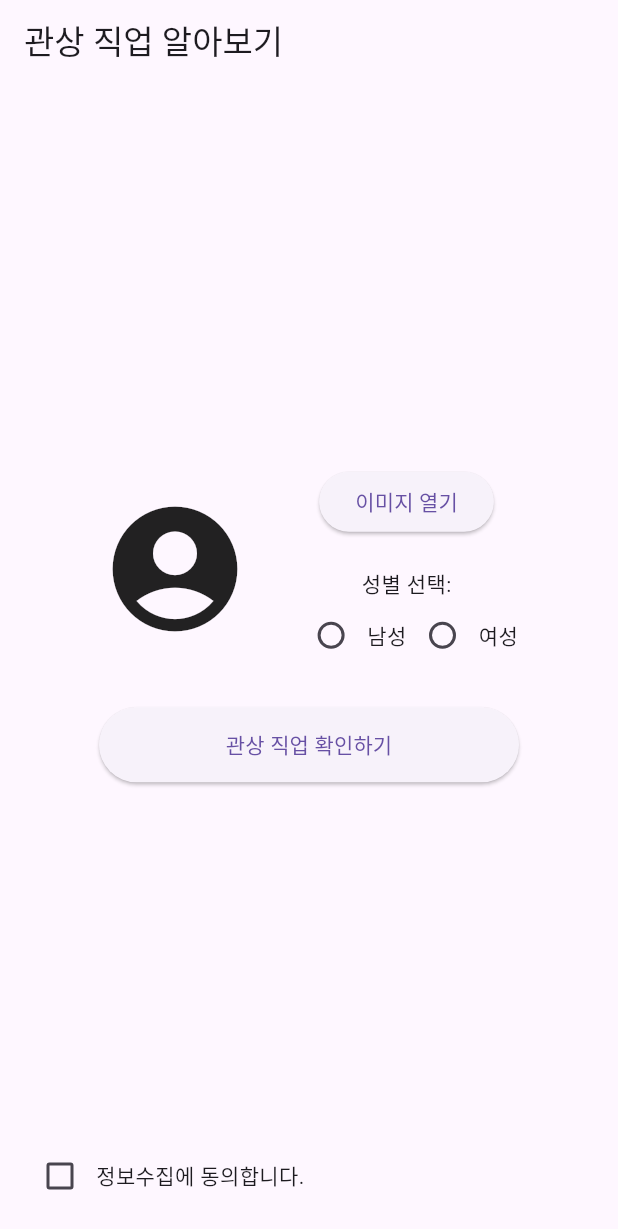
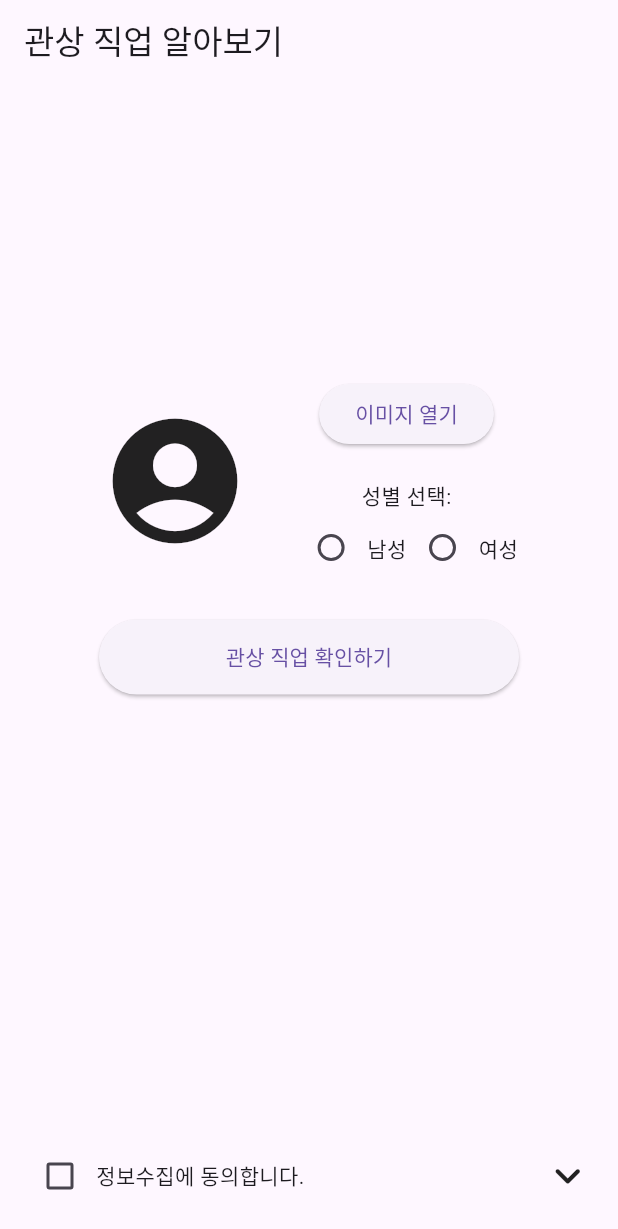
Before and after one commit to tead1234/findYourJob-Frontend, a Flutter app: the screen it shows after launch, after a tap on "이미지 열기", on a phone screen of 412 x 824 dp. Shown: the top 1229 px of the screen. Run offline on Flutter 3.47's test engine with Material 3 defaults, Android fonts, the light colour scheme and no system bars; drawn by our look-alikes of expandable; our stand-ins replace bloc, equatable, flutter_bloc, image_picker; network calls fail.

Commit message:
funtional home screen

```diff
--- /dev/null
+++ b/lib/bloc/home_bloc.dart
@@ -0,0 +1,32 @@
+
+import 'package:bloc/bloc.dart';
+import 'package:image_picker/image_picker.dart';
+import 'home_event.dart';
+import 'home_state.dart';
+
+class HomeBloc extends Bloc<HomeEvent, HomeState> {
+  final ImagePicker _imagePicker = ImagePicker();
+
+  HomeBloc() : super(ImageInitial()){
+    on<HomeEvent>((event, emit) async {
+      if (event is ImagePicked) {
+        emit(ImageLoadInProgress());
+        try {
+          final pickedFile = await _imagePicker.pickImage(source: ImageSource.gallery);
+          if (pickedFile != null) {
+            emit(ImageLoadSuccess(pickedFile.path));
+          } else {
+            emit(ImageLoadFailure());
+          }
+        } catch (e) {
+          emit(ImageLoadFailure());
+        }
+      }else if(event is RadioClicked){
+        emit(RadioState(event.selectedValue));
+      }else if(event is AgreeCheckClicked){
+        emit(AgreeState(event.selectedValue));
+      }
+    });
+  }
+
+}
--- /dev/null
+++ b/lib/bloc/home_event.dart
@@ -0,0 +1,22 @@
+import 'package:equatable/equatable.dart';
+
+abstract class HomeEvent extends Equatable {
+  @override
+  List<Object> get props => [];
+}
+
+class ImagePicked extends HomeEvent {
+
+}
+
+class RadioClicked extends HomeEvent{
+  final String selectedValue;
+
+  RadioClicked(this.selectedValue);
+}
+
+class AgreeCheckClicked extends HomeEvent{
+  final bool selectedValue;
+
+  AgreeCheckClicked(this.selectedValue);
+}
--- /dev/null
+++ b/lib/bloc/home_state.dart
@@ -0,0 +1,42 @@
+import 'package:equatable/equatable.dart';
+
+abstract class HomeState extends Equatable {
+  @override
+  List<Object> get props => [];
+}
+
+class ImageState extends HomeState{}
+
+class ImageInitial extends ImageState {}
+
+class ImageLoadInProgress extends ImageState {}
+
+class ImageLoadSuccess extends ImageState {
+  final String imagePath;
+
+  ImageLoadSuccess(this.imagePath);
+
+  @override
+  List<Object> get props => [imagePath];
+}
+
+class ImageLoadFailure extends ImageState {}
+
+
+class RadioState extends HomeState{
+  final String selectedValue;
+
+  RadioState(this.selectedValue);
+
+  @override
+  List<Object> get props => [selectedValue];
+}
+
+class AgreeState extends HomeState{
+  final bool selectedValue;
+
+  AgreeState(this.selectedValue);
+
+  @override
+  List<Object> get props => [selectedValue];
+}
--- a/lib/bloc/image_bloc.dart
+++ /dev/null
@@ -1,47 +0,0 @@
-import 'dart:io';
-
-import 'package:bloc/bloc.dart';
-import 'package:image_picker/image_picker.dart';
-import 'image_event.dart';
-import 'image_state.dart';
-
-class ImageBloc extends Bloc<ImageEvent, ImageState> {
-  final ImagePicker _imagePicker = ImagePicker();
-
-  ImageBloc() : super(ImageInitial()){
-    on<ImageEvent>((event, emit) async {
-      if (event is ImagePicked) {
-        ImageLoadInProgress();
-        try {
-          final pickedFile = await _imagePicker.pickImage(source: ImageSource.gallery);
-          if (pickedFile != null) {
-            ImageLoadSuccess(pickedFile.path);
-          } else {
-            ImageLoadFailure();
-          }
-        } catch (e) {
-          ImageLoadFailure();
-        }
-      }
-    });
-  }
-
-
-
-  @override
-  Stream<ImageState> mapEventToState(ImageEvent event) async* {
-    if (event is ImagePicked) {
-      yield ImageLoadInProgress();
-      try {
-        final pickedFile = await _imagePicker.pickImage(source: ImageSource.gallery);
-        if (pickedFile != null) {
-          yield ImageLoadSuccess(pickedFile.path);
-        } else {
-          yield ImageLoadFailure();
-        }
-      } catch (e) {
-        yield ImageLoadFailure();
-      }
-    }
-  }
-}
--- a/lib/bloc/image_event.dart
+++ /dev/null
@@ -1,10 +0,0 @@
-import 'package:equatable/equatable.dart';
-
-abstract class ImageEvent extends Equatable {
-  @override
-  List<Object> get props => [];
-}
-
-class ImagePicked extends ImageEvent {
-
-}
--- a/lib/bloc/image_state.dart
+++ /dev/null
@@ -1,21 +0,0 @@
-import 'package:equatable/equatable.dart';
-
-abstract class ImageState extends Equatable {
-  @override
-  List<Object> get props => [];
-}
-
-class ImageInitial extends ImageState {}
-
-class ImageLoadInProgress extends ImageState {}
-
-class ImageLoadSuccess extends ImageState {
-  final String imagePath;
-
-  ImageLoadSuccess(this.imagePath);
-
-  @override
-  List<Object> get props => [imagePath];
-}
-
-class ImageLoadFailure extends ImageState {}
--- a/lib/main.dart
+++ b/lib/main.dart
@@ -1,6 +1,6 @@
 import 'package:flutter/material.dart';
 import 'package:flutter_bloc/flutter_bloc.dart';
-import 'package:kwansang/bloc/image_bloc.dart';
+import 'package:kwansang/bloc/home_bloc.dart';
 import 'package:kwansang/screens/result_screen.dart';
 import 'screens/home_screen.dart';
 
@@ -15,7 +15,7 @@ class MyApp extends StatelessWidget {
       title: 'Flutter Demo',
       routes: {
         '/': (context) => BlocProvider(
-          create: (context) => ImageBloc(),
+          create: (context) => HomeBloc(),
           child: HomeScreen(),
         ),
         '/result': (context) => ResultScreen(),
--- a/lib/screens/home_screen.dart
+++ b/lib/screens/home_screen.dart
@@ -1,17 +1,15 @@
-import 'dart:developer';
-import 'dart:io';
 
+import 'package:expandable/expandable.dart';
 import 'package:flutter/material.dart';
 import 'package:flutter_bloc/flutter_bloc.dart';
 import 'package:kwansang/screens/result_screen.dart';
-import '../bloc/image_bloc.dart';
-import '../bloc/image_event.dart';
-import '../bloc/image_state.dart';
+import '../bloc/home_bloc.dart';
+import '../bloc/home_event.dart';
+import '../bloc/home_state.dart';
 
 class HomeScreen extends StatelessWidget {
   @override
   Widget build(BuildContext context) {
-
     return Scaffold(
       appBar: AppBar(
         title: Text('관상 직업 알아보기'),
@@ -21,69 +19,97 @@ class HomeScreen extends StatelessWidget {
         child: Column(
           crossAxisAlignment: CrossAxisAlignment.start,
           children: [
-            Spacer(),
+            SizedBox(
+              height: 180,
+            ),
             Column(
               children: [
                 Row(
                   mainAxisAlignment: MainAxisAlignment.center,
                   children: [
-                    Icon(Icons.account_circle, size: 100),
-                    SizedBox(width: 30,),
-                    Column(
-                      children: [
-                        BlocBuilder<ImageBloc, ImageState>(
+                    BlocBuilder<HomeBloc, HomeState>(
+                      buildWhen: (previousState, state) {
+                        return state is ImageState;
+                      },
                       builder: (context, state) {
                         if (state is ImageLoadInProgress) {
-                              return CircularProgressIndicator();
+                          return SizedBox(
+                            child: Center(child: CircularProgressIndicator()),
+                            height: 100.0,
+                            width: 100.0,
+                          );
                         } else if (state is ImageLoadSuccess) {
-                              return Image.file(
-                                File(state.imagePath),
-                                height: 200,
+                          return Image.network(
+                            state.imagePath,
+                            height: 100,
+                            width: 100,
+                            fit: BoxFit.fill,
                           );
-                            } else if (state is ImageLoadFailure) {
-                              return Text('이미지 불러오기에 실패했습니다.');
                         } else {
-                              return ElevatedButton(
-                                onPressed: () {
-                                  context.read<ImageBloc>().add(ImagePicked());
-                                },
-                                child: Text('이미지 열기'),
-                              );
+                          return Icon(Icons.account_circle, size: 100);
                         }
                       },
                     ),
+                    SizedBox(
+                      width: 30,
+                    ),
+                    Column(
+                      children: [
+                        ElevatedButton(
+                          onPressed: () {
+                            context.read<HomeBloc>().add(ImagePicked());
+                          },
+                          child: Text('이미지 열기'),
+                        ),
                         SizedBox(height: 20),
                         Text('성별 선택:'),
-                      Row(
+                        BlocBuilder<HomeBloc, HomeState>(
+                          buildWhen: (previousState, state) {
+                            return state is RadioState;
+                          },
+                          builder: (context, state) {
+                            return Row(
                               children: [
                                 Radio<String>(
                                   value: '남성',
-                            groupValue: '',
+                                  groupValue: state is RadioState
+                                      ? (state).selectedValue
+                                      : '',
                                   onChanged: (value) {
                                     // 성별 선택 이벤트 처리
+                                    context
+                                        .read<HomeBloc>()
+                                        .add(RadioClicked(value!));
                                   },
                                 ),
                                 Text('남성'),
                                 Radio<String>(
                                   value: '여성',
-                            groupValue: '',
+                                  groupValue: state is RadioState
+                                      ? (state).selectedValue
+                                      : '',
                                   onChanged: (value) {
                                     // 성별 선택 이벤트 처리
+                                    context
+                                        .read<HomeBloc>()
+                                        .add(RadioClicked(value!));
                                   },
                                 ),
                                 Text('여성'),
                               ],
+                            );
+                          },
                         ),
-
                       ],
                     ),
-
                   ],
                 ),
-                SizedBox(height: 24,),
+                SizedBox(
+                  height: 24,
+                ),
                 ElevatedButton(
                   style: ElevatedButton.styleFrom(
-                    minimumSize: Size(280,50),
+                    minimumSize: Size(280, 50),
                   ),
                   onPressed: () {
                     Navigator.push(context, _createRoute());
@@ -92,18 +118,80 @@ class HomeScreen extends StatelessWidget {
                 )
               ],
             ),
-
             Spacer(),
+            BlocBuilder<HomeBloc, HomeState>(
+              buildWhen: (previousState, state) {
+                return state is AgreeState;
+              },
+              builder: (context, state) {
+                return ExpandableNotifier(
+                    child: Expandable(
+                        collapsed: Row(
+                          children: [
+                            Checkbox(
+                              value: state is AgreeState
+                                  ? state.selectedValue
+                                  : false,
+                              onChanged: (value) {
+                                // 체크박스 상태 변경 처리
+                                context
+                                    .read<HomeBloc>()
+                                    .add(AgreeCheckClicked(value!));
+                              },
+                            ),
+                            Text('정보수집에 동의합니다.'),
+                            Spacer(),
+                            ExpandableButton(
+                                child: Icon(Icons.keyboard_arrow_down_rounded,
+                                    size: 35))
+                          ],
+                        ),
+                        expanded: Column(
+                          children: [
                             Row(
                               children: [
                                 Checkbox(
-                  value: false,
+                                  value: state is AgreeState
+                                      ? state.selectedValue
+                                      : false,
                                   onChanged: (value) {
                                     // 체크박스 상태 변경 처리
+                                    context
+                                        .read<HomeBloc>()
+                                        .add(AgreeCheckClicked(value!));
                                   },
                                 ),
                                 Text('정보수집에 동의합니다.'),
+                                Spacer(),
+                                ExpandableButton(
+                                    child: Icon(Icons.keyboard_arrow_up_rounded,
+                                        size: 35))
                               ],
+                            ),
+                            SizedBox(height: 160,
+                              child: SingleChildScrollView(
+
+                                child: Text('''
+1. 본인은 회사가 “사진”을 다음과 같이 이용하는 것에 동의 합니다.
+  1) 이용 저작물 : 관상 서비스에 업로드한 "사진"
+  2) 이용 방법
+    - 광고 및 홍보용 게시물 등에 사용
+    - “사진”을 그대로 또는 2차 저작물 작성, 복제, 공개 전송, 배포 등의 방법으로 이용
+2. 본인은 본 동의에 따라 회사가 이용하고자 하는 “사진”에 대한 초상권, 저작권(2차 저작물 작성권 등 포함) 등의 본래적, 파생적, 부수적 권리 일체에 대한 권리자로서 다음과 같은 사항을 회사에 보증하며, 이에 대한 이용을 허락합니다.
+  1) “사진”에 포함된 초상은 본인의 초상(성명, 예명 포함)이며, 본 동의에 따라 이용을 허락 합니다.
+  2) “사진”은 본인에 의해 창작된 저작물로서 제3자의 지적재산권, 초상권 및 기타 권리를 도용, 표절 및 허락 없이 이용하지 않았으며, 관련 법률도 위반하지 않았습니다.
+  3) “사진”과 관련하여 회사가 이용함에 있어 제3자와 분쟁 등이 발생하는 경우 본인의 책임과 비용으로 해결하고 회사를 면책하겠습니다.
+  4) 회사는“사진”에 어떠한 책임도 없음에 동의합니다.
+3. 사진 이용에 대한 대가
+  본인은 본 동의에 따라 “사진”의 이용을 대가 없이 회사에게 허락함을 동의합니다.''',
+                                    style: TextStyle(
+                                      fontSize: 11.0, color: Colors.black,
+                                    )),
+                              ),
+                            ),
+                          ],
+                        )));
+              },
             ),
           ],
         ),
--- a/pubspec.yaml
+++ b/pubspec.yaml
@@ -41,6 +41,7 @@ dependencies:
   # The following adds the Cupertino Icons font to your application.
   # Use with the CupertinoIcons class for iOS style icons.
   cupertino_icons: ^1.0.2
+  expandable: ^5.0.1
 
 
 
```
Lines whose indentation alone changed are shown as unchanged.
